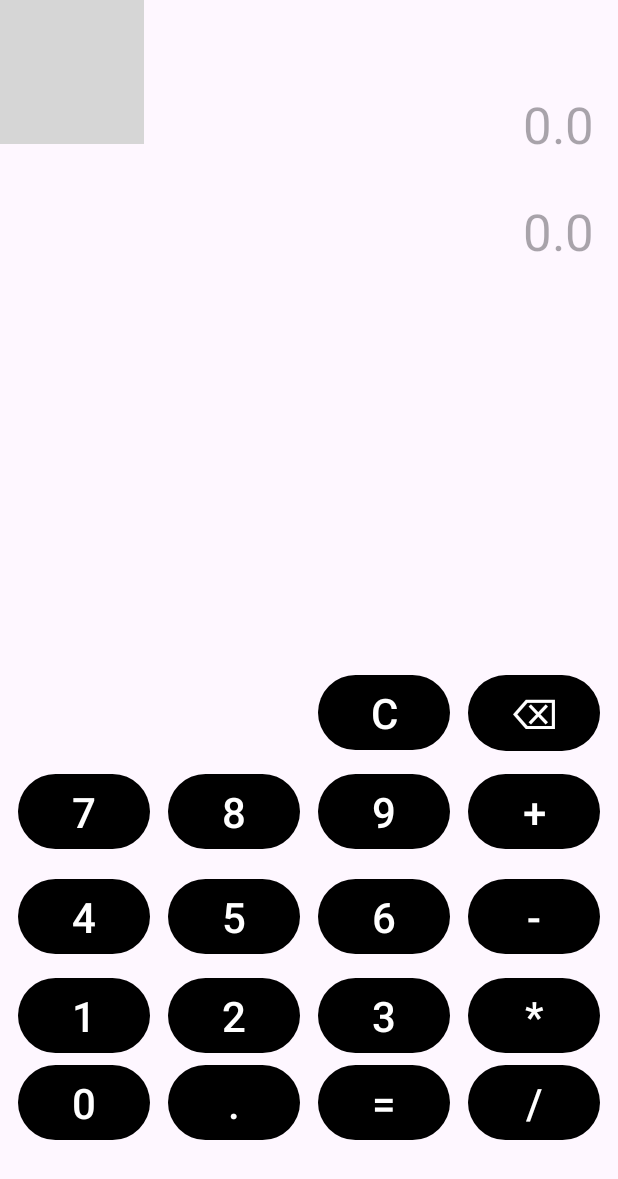
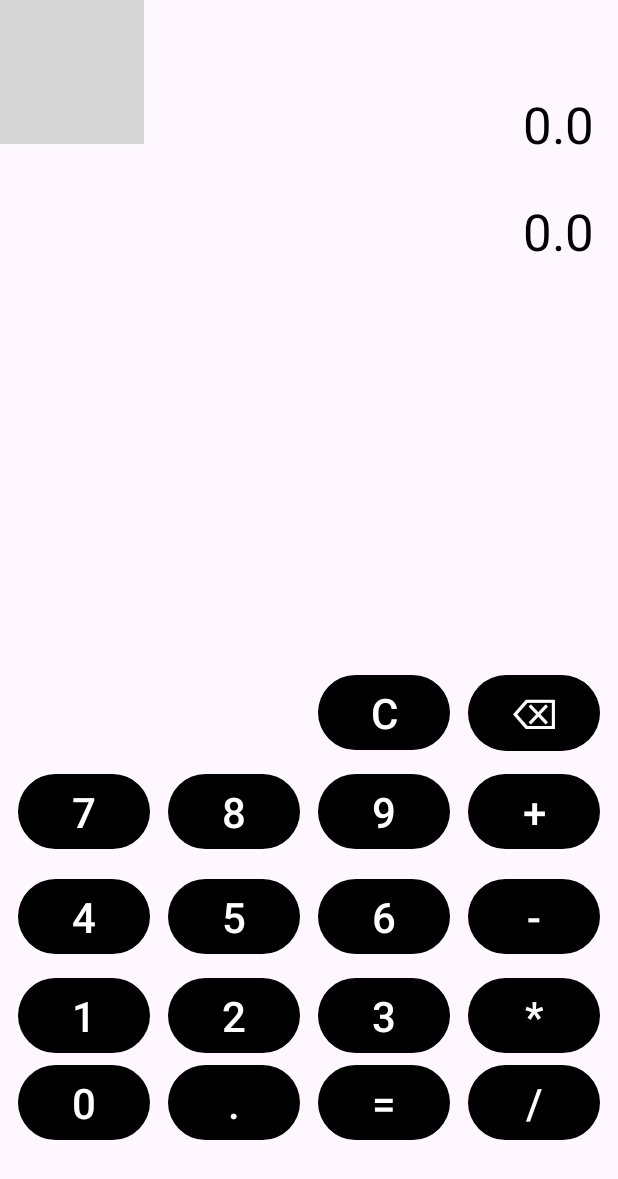
Before and after one commit to bryanmiranda138/CalculadoraP, an Android app: the screen it shows after launch (MainActivity), on a phone screen of 412 x 824 dp. Shown: the top 1179 px of the screen. Run offline under Robolectric (Android 15) with nearby library versions, the phone set to English and light mode, and no system bars; grey boxes are pictures that could not be loaded.

```diff
--- a/app/src/main/res/layout/activity_main.xml
+++ b/app/src/main/res/layout/activity_main.xml
@@ -21,6 +21,8 @@
         android:layout_marginTop="60dp"
         android:layout_marginEnd="16dp"
         android:hint="0.0"
+        android:textColorHint="@color/black"
+        android:shadowColor="@color/black"
         android:textAlignment="textEnd"
         android:textSize="34sp"
         app:layout_constraintEnd_toEndOf="parent"
@@ -35,7 +37,9 @@
         android:layout_marginStart="16dp"
         android:layout_marginTop="26dp"
         android:layout_marginEnd="16dp"
+        android:shadowColor="@color/black"
         android:hint="0.0"
+        android:textColorHint="@color/black"
         android:textAlignment="textEnd"
         android:textSize="34sp"
         app:layout_constraintEnd_toEndOf="parent"
```
